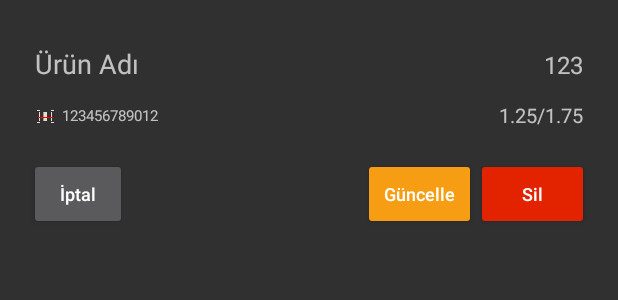
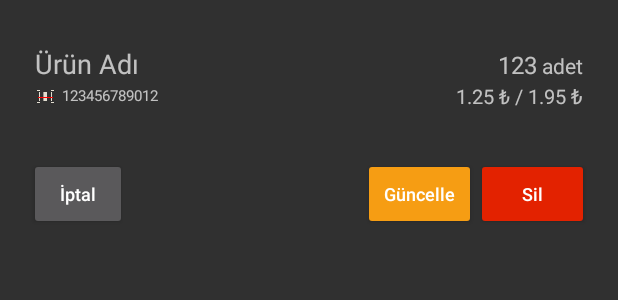
Before and after one commit to mertcansegmen/stoktakip, an Android app: the layout dialog_urun_bilgisi.xml on its own in the app's theme, with its tools: preview values and no code run, on a phone screen of 412 x 824 dp. Shown: the top 300 px of the screen. Run offline under Robolectric (Android 15) with nearby library versions, the phone set to English and light mode, and no system bars.

Commit message:
bug fixes

```diff
--- a/app/src/main/java/com/example/mert/stoktakip/fragments/StokListesiFragment.java
+++ b/app/src/main/java/com/example/mert/stoktakip/fragments/StokListesiFragment.java
@@ -84,8 +84,8 @@ public class StokListesiFragment extends Fragment {
                 degerler.putString("ad", urun.getAd());
                 degerler.putString("barkod", urun.getBarkodNo());
                 degerler.putInt("adet", urun.getAdet());
-                degerler.putString("alissatis", String.format("%.2f", urun.getAlis()) +
-                        "/" + String.format("%.2f", urun.getSatis()));
+                degerler.putFloat("alis_fiyati", urun.getAlis());
+                degerler.putFloat("satis_fiyati", urun.getSatis());
 
                 DialogFragment dialog = new UrunBilgileriDialog();
                 dialog.setArguments(degerler);
--- a/app/src/main/res/layout/dialog_urun_bilgisi.xml
+++ b/app/src/main/res/layout/dialog_urun_bilgisi.xml
@@ -39,7 +39,7 @@
             android:layout_height="wrap_content"
 
             android:orientation="horizontal"
-            android:paddingTop="15dp">
+            android:paddingTop="2dp">
 
             <ImageView
                 android:id="@+id/img_barkod"
@@ -74,7 +74,13 @@
         android:layout_marginRight="23dp"
         android:layout_marginBottom="10dp"
 
+        android:gravity="right|end"
         android:orientation="vertical">
+
+        <LinearLayout
+            android:layout_width="wrap_content"
+            android:layout_height="match_parent"
+            android:orientation="horizontal">
 
             <TextView
                 android:id="@+id/txt_urun_adeti"
@@ -88,15 +94,49 @@
                 android:textSize="16sp" />
 
             <TextView
-            android:id="@+id/txt_alis_satis_fiyati"
-            android:layout_width="match_parent"
+                android:id="@+id/textView15"
+                android:layout_width="wrap_content"
                 android:layout_height="wrap_content"
+                android:layout_weight="1"
+                android:text=" adet" />
+        </LinearLayout>
 
-            android:gravity="end"
+        <LinearLayout
+            android:layout_width="wrap_content"
+            android:layout_height="match_parent"
+            android:orientation="horizontal">
 
-            android:paddingTop="13dp"
-            android:text="@string/ornekfiyat"
+            <TextView
+                android:id="@+id/txt_alis_fiyati"
+                android:layout_width="wrap_content"
+                android:layout_height="wrap_content"
+                android:layout_weight="1"
+                android:text="1.25"
                 android:textSize="13sp" />
+
+            <TextView
+                android:id="@+id/textView9"
+                android:layout_width="wrap_content"
+                android:layout_height="wrap_content"
+                android:layout_weight="1"
+                android:text=" ₺ / "
+                android:textSize="13sp" />
+
+            <TextView
+                android:id="@+id/txt_satis_fiyati"
+                android:layout_width="wrap_content"
+                android:layout_height="wrap_content"
+                android:layout_weight="1"
+                android:text="1.95"
+                android:textSize="13sp" />
+
+            <TextView
+                android:id="@+id/textView13"
+                android:layout_width="wrap_content"
+                android:layout_height="wrap_content"
+                android:layout_weight="1"
+                android:text=" ₺" />
+        </LinearLayout>
     </LinearLayout>
 
     <Button
--- a/app/src/main/res/layout/dialog_urun_listesi.xml
+++ b/app/src/main/res/layout/dialog_urun_listesi.xml
@@ -20,7 +20,9 @@
         android:queryHint="Ürün adı ya da barkod no"
         app:layout_constraintEnd_toEndOf="parent"
         app:layout_constraintStart_toStartOf="parent"
-        app:layout_constraintTop_toTopOf="parent" />
+        app:layout_constraintTop_toTopOf="parent"
+        android:focusable="false"
+        android:focusableInTouchMode="false" />
 
     <ListView
         android:id="@+id/liste"
```
Also changed, not shown: app/src/main/java/com/example/mert/stoktakip/adapters/StokListesiAdapter.java (+12 -9 lines), app/src/main/java/com/example/mert/stoktakip/dialogs/UrunBilgileriDialog.java (+10 -5 lines), app/src/main/java/com/example/mert/stoktakip/models/Urun.java (+0 -13 lines), app/src/main/res/layout/liste_elemani_stok_listesi.xml (+43 -3 lines). Lines whose indentation alone changed are shown as unchanged.
